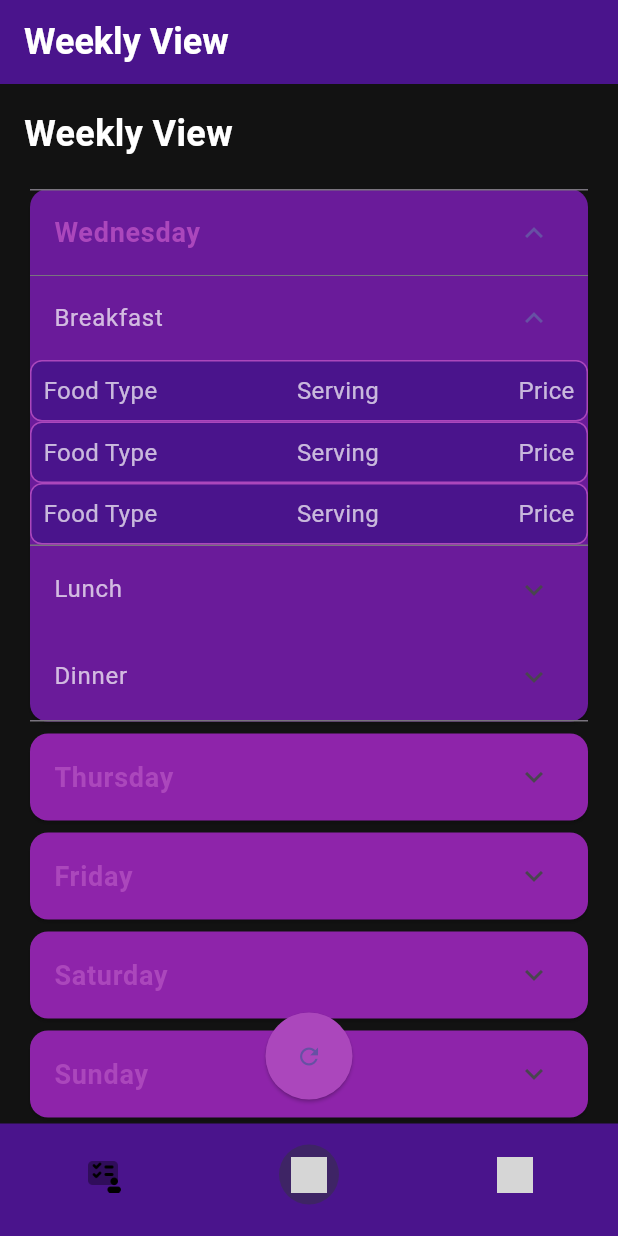
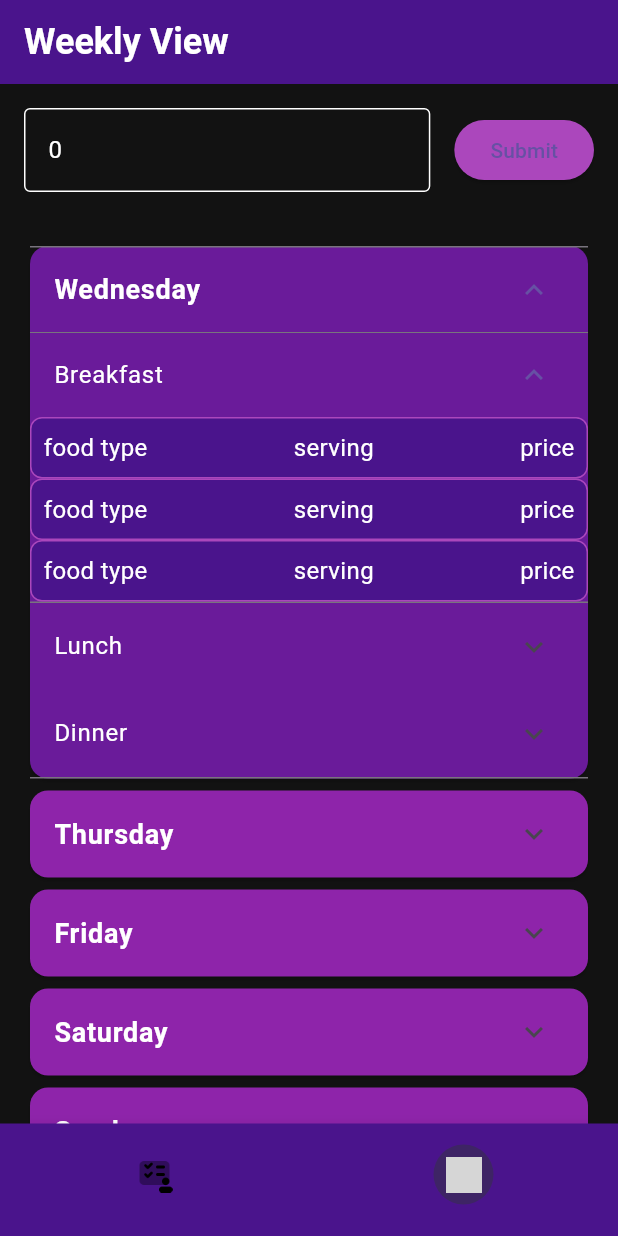
Before and after one commit to MarkVivian/expense_tracker, a Flutter app: the screen it shows after launch, on a phone screen of 412 x 824 dp. Run offline on Flutter 3.47's test engine with Material 3 defaults, Android fonts, the phone set to English and light mode, and no system bars; our stand-ins replace permission_handler; missing offline and left inert: universal_html; grey boxes are pictures that could not be loaded.

Commit message:
the permission issue has been fixed. the ui is now perfect except for the user preference by how the data is displayed. next is to add the functionality then finish up with firebase

```diff
--- a/student_expense_manager/lib/main.dart
+++ b/student_expense_manager/lib/main.dart
@@ -8,12 +8,12 @@ void main() {
 }
 
 class MyApp extends StatelessWidget {
-  const MyApp({super.key});
+  const MyApp({Key? key}) : super(key: key);
 
   @override
   Widget build(BuildContext context) {
     return MaterialApp(
-      title: 'Expense Manager',
+      title: 'My Flutter App',
       theme: ThemeData(
         primaryColor: Preferences.primaryColor,
         scaffoldBackgroundColor: Preferences.backgroundColor,
@@ -26,3 +26,4 @@ class MyApp extends StatelessWidget {
     );
   }
 }
+// todo : change the layout of user preference instead of the table format to use the rectangle where data is stored in 2 x 2 2 at the top 2 at the bottom.
--- a/student_expense_manager/lib/screens/home_screen.dart
+++ b/student_expense_manager/lib/screens/home_screen.dart
@@ -4,20 +4,19 @@ import 'user_preferences_page.dart';
 import 'weekly_view_page.dart';
 
 class HomeScreen extends StatefulWidget {
-  const HomeScreen({super.key});
+  const HomeScreen({Key? key}) : super(key: key);
 
   @override
   _HomeScreenState createState() => _HomeScreenState();
 }
 
 class _HomeScreenState extends State<HomeScreen> {
-  int _currentPage = 1;
+  int _currentPage = 1;  // Change this line to start with Weekly View
 
-  final List<String> _pageTitles = ['User Preferences', 'Weekly View', 'Page Three'];
+  final List<String> _pageTitles = ['User Preferences', 'Weekly View'];
   final List<Widget> _pages = [
     const UserPreferencesPage(),
     const WeeklyViewPage(),
-    Center(child: Text('Page Three', style: Preferences.bodyStyle)),
   ];
 
   @override
@@ -39,7 +38,6 @@ class _HomeScreenState extends State<HomeScreen> {
         items: [
           _buildNavItem(Preferences.userPreferencesIcon, 0),
           _buildNavItem(Preferences.weeklyViewIcon, 1),
-          _buildNavItem(Preferences.pageThreeIcon, 2),
         ],
         selectedItemColor: Preferences.accentColor,
         unselectedItemColor: Preferences.secondaryColor,
--- a/student_expense_manager/lib/screens/weekly_view_page.dart
+++ b/student_expense_manager/lib/screens/weekly_view_page.dart
@@ -1,5 +1,6 @@
 import 'package:flutter/material.dart';
 import '../utils/preferences.dart';
+import '../utils/weekly_storage_util.dart';
 
 class WeeklyViewPage extends StatefulWidget {
   const WeeklyViewPage({Key? key}) : super(key: key);
@@ -8,56 +9,127 @@ class WeeklyViewPage extends StatefulWidget {
   _WeeklyViewPageState createState() => _WeeklyViewPageState();
 }
 
-class _WeeklyViewPageState extends State<WeeklyViewPage> {
+class _WeeklyViewPageState extends State<WeeklyViewPage> with SingleTickerProviderStateMixin {
   late DateTime _currentDate;
   int _selectedMealIndex = -1;
   int _selectedFoodIndex = -1;
+  final TextEditingController _cashController = TextEditingController();
+  Map<String, dynamic> _weeklyData = {};
+  bool _isLoading = true;
+  late AnimationController _animationController;
+  late Animation<double> _animation;
 
   @override
   void initState() {
     super.initState();
     _currentDate = DateTime.now();
+    _loadWeeklyData();
+    _animationController = AnimationController(
+      duration: const Duration(milliseconds: 1000),
+      vsync: this,
+    );
+    _animation = Tween<double>(begin: 0, end: 1).animate(_animationController);
+    _animationController.repeat(reverse: true);
+  }
+
+  @override
+  void dispose() {
+    _cashController.dispose();
+    _animationController.dispose();
+    super.dispose();
+  }
+
+  Future<void> _loadWeeklyData() async {
+    setState(() {
+      _isLoading = true;
+    });
+    try {
+      final data = await WeeklyStorageUtil.loadData();
+      setState(() {
+        _weeklyData = data;
+        _isLoading = false;
+        _cashController.text = data['usage_price']?.toString() ?? '';
+      });
+    } catch (e) {
+      print('Error loading weekly data: $e');
+      setState(() {
+        _isLoading = false;
+      });
+    }
+  }
+
+  Future<void> _refreshData() async {
+    await _loadWeeklyData();
+    setState(() {
+      _currentDate = DateTime.now();
+    });
   }
 
   @override
   Widget build(BuildContext context) {
-    return Stack(
+    if (_isLoading) {
+      return Center(
+        child: FadeTransition(
+          opacity: _animation,
+          child: Text(
+            'Loading...',
+            style: TextStyle(color: Colors.white, fontSize: 20),
+          ),
+        ),
+      );
+    }
+    return Column(
       children: [
-        Column(
-          children: [
-            Expanded(
-              child: SingleChildScrollView(
-                child: Padding(
-                  padding: const EdgeInsets.all(16.0),
-                  child: Column(
-                    crossAxisAlignment: CrossAxisAlignment.start,
-                    children: [
-                      Text('Weekly View', style: Preferences.headlineStyle),
-                      const SizedBox(height: 16),
-                      ..._buildDayCards(),
-                    ],
+        Padding(
+          padding: const EdgeInsets.all(16.0),
+          child: Row(
+            children: [
+              Expanded(
+                child: TextField(
+                  controller: _cashController,
+                  keyboardType: TextInputType.number,
+                  style: TextStyle(color: Colors.white),
+                  decoration: InputDecoration(
+                    hintText: 'Enter cash (KSH)',
+                    hintStyle: TextStyle(color: Colors.white70),
+                    enabledBorder: OutlineInputBorder(
+                      borderSide: BorderSide(color: Colors.white),
+                    ),
+                    focusedBorder: OutlineInputBorder(
+                      borderSide: BorderSide(color: Preferences.accentColor),
+                    ),
                   ),
                 ),
               ),
-            ),
-          ],
+              SizedBox(width: 16),
+              ElevatedButton(
+                onPressed: () async {
+                  double? cash = double.tryParse(_cashController.text);
+                  if (cash != null) {
+                    await WeeklyStorageUtil.updateUsagePrice(cash);
+                    await _refreshData();
+                    print('Cash submitted: $cash'); // Log the submitted cash value
+                  }
+                },
+                child: Text('Submit'),
+                style: ElevatedButton.styleFrom(
+                  backgroundColor: Preferences.accentColor,
+                ),
+              ),
+            ],
+          ),
         ),
-        Positioned(
-          bottom: 16,
-          left: 0,
-          right: 0,
-          child: Center(
-            child: ElevatedButton(
-              onPressed: () {
-                setState(() {
-                  _currentDate = DateTime.now();
-                });
-              },
-              child: const Icon(Icons.refresh),
-              style: ElevatedButton.styleFrom(
-                backgroundColor: Preferences.accentColor,
-                shape: const CircleBorder(),
-                padding: const EdgeInsets.all(20),
+        Expanded(
+          child: RefreshIndicator(
+            onRefresh: _refreshData,
+            child: SingleChildScrollView(
+              physics: AlwaysScrollableScrollPhysics(),
+              child: Padding(
+                padding: const EdgeInsets.all(16.0),
+                child: Column(
+                  crossAxisAlignment: CrossAxisAlignment.start,
+                  children: _buildDayCards(),
+                ),
               ),
             ),
           ),
@@ -91,37 +163,39 @@ class _WeeklyViewPageState extends State<WeeklyViewPage> {
           ? Preferences.pastColor
           : Preferences.futureColor,
       child: ExpansionTile(
-        title: Text(day, style: Preferences.majorTextStyle),
+        title: Text(day, style: Preferences.majorTextStyle.copyWith(color: Colors.white)),
         initiallyExpanded: isCurrentDay,
         children: [
           ...List.generate(
             Preferences.mealTimes.length,
-                (index) => _buildMealTile(dayIndex, index, isPastDay || (isCurrentDay && _isPassedMealTime(index))),
+                (index) => _buildMealTile(day, index, isPastDay || (isCurrentDay && _isPassedMealTime(index))),
           ),
         ],
       ),
     );
   }
 
-  Widget _buildMealTile(int dayIndex, int mealIndex, bool isPast) {
+  Widget _buildMealTile(String day, int mealIndex, bool isPast) {
     final meal = Preferences.mealTimes[mealIndex];
-    final isCurrentMeal = dayIndex == _currentDate.weekday - 1 &&
+    final isCurrentMeal = day == Preferences.daysOfWeek[_currentDate.weekday - 1] &&
         mealIndex == _getCurrentMealIndex();
 
     return ExpansionTile(
-      title: Text(meal, style: isPast ? Preferences.bodyStyle.copyWith(color: Preferences.pastColor) : Preferences.bodyStyle),
+      title: Text(meal, style: isPast ? Preferences.bodyStyle.copyWith(color: Colors.black) : Preferences.bodyStyle.copyWith(color: Colors.white)),
       initiallyExpanded: isCurrentMeal,
       children: [
         ...List.generate(
           3, // Number of food items per meal
-              (index) => _buildFoodItem(dayIndex, mealIndex, index, isPast),
+              (index) => _buildFoodItem(day, meal.toLowerCase(), index, isPast),
         ),
       ],
     );
   }
 
-  Widget _buildFoodItem(int dayIndex, int mealIndex, int foodIndex, bool isPast) {
-    final isSelected = _selectedMealIndex == mealIndex && _selectedFoodIndex == foodIndex;
+  Widget _buildFoodItem(String day, String meal, int foodIndex, bool isPast) {
+    final mealData = _weeklyData['days']?[day]?[meal] as List<dynamic>? ?? [];
+    final foodItem = mealData.length > foodIndex ? mealData[foodIndex] as List<dynamic> : ['', '', ''];
+    final isSelected = _selectedMealIndex == Preferences.mealTimes.indexOf(meal.capitalize()) && _selectedFoodIndex == foodIndex;
 
     return GestureDetector(
       onTap: isPast ? null : () {
@@ -130,7 +204,7 @@ class _WeeklyViewPageState extends State<WeeklyViewPage> {
             _selectedMealIndex = -1;
             _selectedFoodIndex = -1;
           } else {
-            _selectedMealIndex = mealIndex;
+            _selectedMealIndex = Preferences.mealTimes.indexOf(meal.capitalize());
             _selectedFoodIndex = foodIndex;
           }
         });
@@ -145,9 +219,9 @@ class _WeeklyViewPageState extends State<WeeklyViewPage> {
         child: Row(
           mainAxisAlignment: MainAxisAlignment.spaceBetween,
           children: [
-            Text('Food Type', style: Preferences.bodyStyle),
-            Text('Serving', style: Preferences.bodyStyle),
-            Text('Price', style: Preferences.bodyStyle),
+            Text(foodItem[0], style: Preferences.bodyStyle.copyWith(color: Colors.white)),
+            Text(foodItem[1], style: Preferences.bodyStyle.copyWith(color: Colors.white)),
+            Text(foodItem[2], style: Preferences.bodyStyle.copyWith(color: Colors.white)),
             if (isSelected && !isPast)
               const Icon(Icons.check, color: Colors.white)
           ],
@@ -177,3 +251,9 @@ class _WeeklyViewPageState extends State<WeeklyViewPage> {
     }
   }
 }
+
+extension StringExtension on String {
+  String capitalize() {
+    return "${this[0].toUpperCase()}${this.substring(1)}";
+  }
+}
--- a/student_expense_manager/lib/utils/preferences.dart
+++ b/student_expense_manager/lib/utils/preferences.dart
@@ -20,13 +20,13 @@ class Preferences {
 
   static const TextStyle bodyStyle = TextStyle(
     fontSize: 16,
-    color: Colors.white70,
+    color: Colors.white,
   );
 
   static const TextStyle majorTextStyle = TextStyle(
     fontSize: 18,
     fontWeight: FontWeight.bold,
-    color: accentColor,
+    color: Colors.white,
   );
 
   // Images
@@ -62,7 +62,7 @@ class Preferences {
   ];
 
   static const List<String> servingOptions = [
-    'Unknown',
+    'NA',
     '1/2',
     '1',
     '1 1/2',
--- /dev/null
+++ b/student_expense_manager/lib/utils/weekly_storage_util.dart
@@ -0,0 +1,143 @@
+import 'dart:convert';
+import 'dart:io';
+import 'package:flutter/foundation.dart' show kIsWeb;
+import 'package:path_provider/path_provider.dart';
+import 'package:permission_handler/permission_handler.dart';
+import 'package:universal_html/html.dart' as html;
+
+class WeeklyStorageUtil {
+  static const String fileName = 'weekly_data.json';
+
+  static Future<String> get _storagePath async {
+    if (kIsWeb) {
+      return '';
+    } else if (Platform.isAndroid || Platform.isIOS) {
+      final directory = await getApplicationDocumentsDirectory();
+      return directory.path;
+    } else {
+      final homeDir = Platform.environment['HOME'] ?? Platform.environment['USERPROFILE'];
+      return homeDir ?? '';
+    }
+  }
+
+  static Future<File> get _storageFile async {
+    final path = await _storagePath;
+    return File('$path/$fileName');
+  }
+
+  static Map<String, dynamic> _initializeJson() {
+    return {
+      'usage_price': 0,
+      'days': {
+        'Monday': _initializeDayData(),
+        'Tuesday': _initializeDayData(),
+        'Wednesday': _initializeDayData(),
+        'Thursday': _initializeDayData(),
+        'Friday': _initializeDayData(),
+        'Saturday': _initializeDayData(),
+        'Sunday': _initializeDayData(),
+      }
+    };
+  }
+
+  static Map<String, dynamic> _initializeDayData() {
+    return {
+      'breakfast': [
+        ['food type', 'serving', 'price'],
+        ['food type', 'serving', 'price'],
+        ['food type', 'serving', 'price']
+      ],
+      'lunch': [
+        ['food type', 'serving', 'price'],
+        ['food type', 'serving', 'price'],
+        ['food type', 'serving', 'price']
+      ],
+      'dinner': [
+        ['food type', 'serving', 'price'],
+        ['food type', 'serving', 'price'],
+        ['food type', 'serving', 'price']
+      ],
+    };
+  }
+
+  static Future<bool> _requestStoragePermission() async {
+    if (kIsWeb) return true;
+    if (Platform.isAndroid) {
+      var status = await Permission.storage.status;
+      if (!status.isGranted) {
+        status = await Permission.storage.request();
+      }
+      return status.isGranted;
+    }
+    return true;
+  }
+
+  static Future<void> createJsonIfNotExists() async {
+    if (kIsWeb) {
+      if (html.window.localStorage[fileName] == null) {
+        html.window.localStorage[fileName] = json.encode(_initializeJson());
+      }
+    } else {
+      if (await _requestStoragePermission()) {
+        final file = await _storageFile;
+        if (!await file.exists()) {
+          await file.writeAsString(json.encode(_initializeJson()));
+        }
+      } else {
+        throw Exception('Storage permission not granted');
+      }
+    }
+  }
+
+  static Future<void> saveData(Map<String, dynamic> data) async {
+    if (kIsWeb) {
+      html.window.localStorage[fileName] = json.encode(data);
+    } else {
+      if (await _requestStoragePermission()) {
+        final file = await _storageFile;
+        await file.writeAsString(json.encode(data));
+      } else {
+        throw Exception('Storage permission not granted');
+      }
+    }
+  }
+
+  static Future<Map<String, dynamic>> loadData() async {
+    if (kIsWeb) {
+      final storedData = html.window.localStorage[fileName];
+      if (storedData != null) {
+        return json.decode(storedData);
+      } else {
+        final initialData = _initializeJson();
+        html.window.localStorage[fileName] = json.encode(initialData);
+        return initialData;
+      }
+    } else {
+      if (await _requestStoragePermission()) {
+        final file = await _storageFile;
+        if (await file.exists()) {
+          final contents = await file.readAsString();
+          return json.decode(contents);
+        } else {
+          final initialData = _initializeJson();
+          await file.writeAsString(json.encode(initialData));
+          return initialData;
+        }
+      } else {
+        throw Exception('Storage permission not granted');
+      }
+    }
+  }
+
+  static Future<void> updateUsagePrice(double price) async {
+    Map<String, dynamic> data = await loadData();
+    data['usage_price'] = price;
+    await saveData(data);
+  }
+
+  static Future<void> updateMealData(String day, String meal, List<List<String>> mealData) async {
+    Map<String, dynamic> data = await loadData();
+    data['days'][day][meal] = mealData;
+    await saveData(data);
+  }
+}
--- a/student_expense_manager/pubspec.yaml
+++ b/student_expense_manager/pubspec.yaml
@@ -37,6 +37,7 @@ dependencies:
   path_provider: ^2.1.5
   permission_handler: ^11.3.1
   universal_html: ^2.2.4
+  image_picker: ^1.1.2
 
 dev_dependencies:
   flutter_test:
```
Also changed, not shown: student_expense_manager/lib/screens/user_preferences_page.dart (+129 -70 lines), student_expense_manager/lib/utils/storage_util.dart (+15 -8 lines), student_expense_manager/pubspec.lock, 6 other files.
